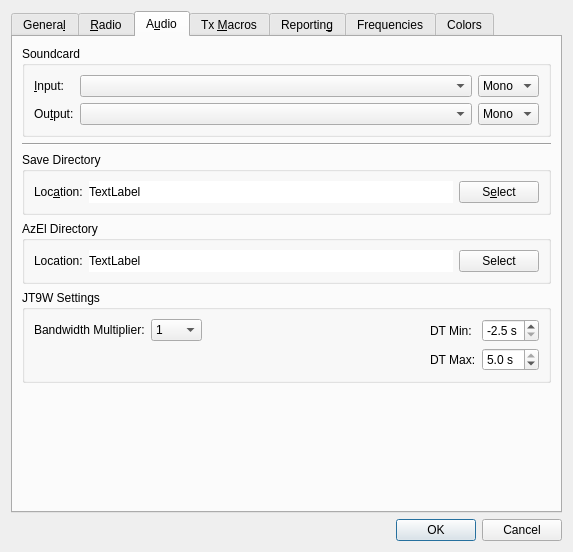
Above: Configuration.ui from mtharp/wsjtx-mirror before the change. Below: the same form after it.
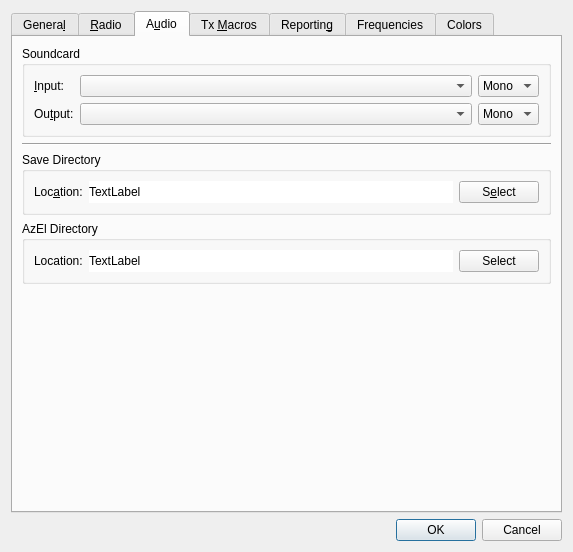
That is the form after the change. The open tabs and pages were chosen to show the change.

Commit message: Remove the JT9W stuff, it has been superseded.

```diff
--- a/Configuration.ui
+++ b/Configuration.ui
@@ -7,7 +7,7 @@
     <x>0</x>
     <y>0</y>
     <width>508</width>
-    <height>471</height>
+    <height>493</height>
    </rect>
   </property>
   <property name="windowTitle">
@@ -1187,7 +1187,7 @@
        <string>Audio interface settings</string>
       </attribute>
       <layout class="QGridLayout" name="gridLayout_5">
-       <item row="6" column="0">
+       <item row="5" column="0">
         <spacer name="verticalSpacer_3">
          <property name="orientation">
           <enum>Qt::Vertical</enum>
@@ -1374,160 +1374,6 @@
          </layout>
         </widget>
        </item>
-       <item row="4" column="0">
-        <widget class="QGroupBox" name="jt9w_group_box">
-         <property name="title">
-          <string>JT9W Settings</string>
-         </property>
-         <layout class="QGridLayout" name="gridLayout_9">
-          <item row="0" column="0">
-           <layout class="QFormLayout" name="formLayout_2">
-            <property name="fieldGrowthPolicy">
-             <enum>QFormLayout::ExpandingFieldsGrow</enum>
-            </property>
-            <item row="0" column="1">
-             <widget class="QComboBox" name="jt9w_bandwidth_mult_combo_box">
-              <item>
-               <property name="text">
-                <string>1</string>
-               </property>
-              </item>
-              <item>
-               <property name="text">
-                <string>2</string>
-               </property>
-              </item>
-              <item>
-               <property name="text">
-                <string>4</string>
-               </property>
-              </item>
-              <item>
-               <property name="text">
-                <string>8</string>
-               </property>
-              </item>
-              <item>
-               <property name="text">
-                <string>16</string>
-               </property>
-              </item>
-              <item>
-               <property name="text">
-                <string>32</string>
-               </property>
-              </item>
-              <item>
-               <property name="text">
-                <string>64</string>
-               </property>
-              </item>
-              <item>
-               <property name="text">
-                <string>128</string>
-               </property>
-              </item>
-             </widget>
-            </item>
-            <item row="0" column="0">
-             <widget class="QLabel" name="label_3">
-              <property name="text">
-               <string>Bandwidth Multiplier:</string>
-              </property>
-              <property name="buddy">
-               <cstring>jt9w_bandwidth_mult_combo_box</cstring>
-              </property>
-             </widget>
-            </item>
-           </layout>
-          </item>
-          <item row="0" column="2">
-           <layout class="QFormLayout" name="formLayout_3">
-            <property name="fieldGrowthPolicy">
-             <enum>QFormLayout::ExpandingFieldsGrow</enum>
-            </property>
-            <item row="1" column="0">
-             <widget class="QLabel" name="label_4">
-              <property name="text">
-               <string>DT Max:</string>
-              </property>
-              <property name="buddy">
-               <cstring>jt9w_max_dt_double_spin_box</cstring>
-              </property>
-             </widget>
-            </item>
-            <item row="0" column="0">
-             <widget class="QLabel" name="label_2">
-              <property name="text">
-               <string>DT Min:</string>
-              </property>
-              <property name="buddy">
-               <cstring>jt9w_min_dt_double_spin_box</cstring>
-              </property>
-             </widget>
-            </item>
-            <item row="0" column="1">
-             <widget class="QDoubleSpinBox" name="jt9w_min_dt_double_spin_box">
-              <property name="suffix">
-               <string> s</string>
-              </property>
-              <property name="decimals">
-               <number>1</number>
-              </property>
-              <property name="minimum">
-               <double>-2.500000000000000</double>
-              </property>
-              <property name="maximum">
-               <double>5.000000000000000</double>
-              </property>
-              <property name="singleStep">
-               <double>0.100000000000000</double>
-              </property>
-              <property name="value">
-               <double>-2.500000000000000</double>
-              </property>
-             </widget>
-            </item>
-            <item row="1" column="1">
-             <widget class="QDoubleSpinBox" name="jt9w_max_dt_double_spin_box">
-              <property name="suffix">
-               <string> s</string>
-              </property>
-              <property name="decimals">
-               <number>1</number>
-              </property>
-              <property name="minimum">
-               <double>-2.500000000000000</double>
-              </property>
-              <property name="maximum">
-               <double>5.000000000000000</double>
-              </property>
-              <property name="singleStep">
-               <double>0.100000000000000</double>
-              </property>
-              <property name="value">
-               <double>5.000000000000000</double>
-              </property>
-             </widget>
-            </item>
-           </layout>
-          </item>
-          <item row="0" column="1">
-           <spacer name="horizontalSpacer_5">
-            <property name="orientation">
-             <enum>Qt::Horizontal</enum>
-            </property>
-            <property name="sizeHint" stdset="0">
-             <size>
-              <width>40</width>
-              <height>20</height>
-             </size>
-            </property>
-           </spacer>
-          </item>
-         </layout>
-        </widget>
-       </item>
        <item row="3" column="0">
         <widget class="QGroupBox" name="azel_path_group_box">
          <property name="minimumSize">
```
Left out of the diff: 11 changed lines with no effect on the pictures. The commit also changes 2 other files.
